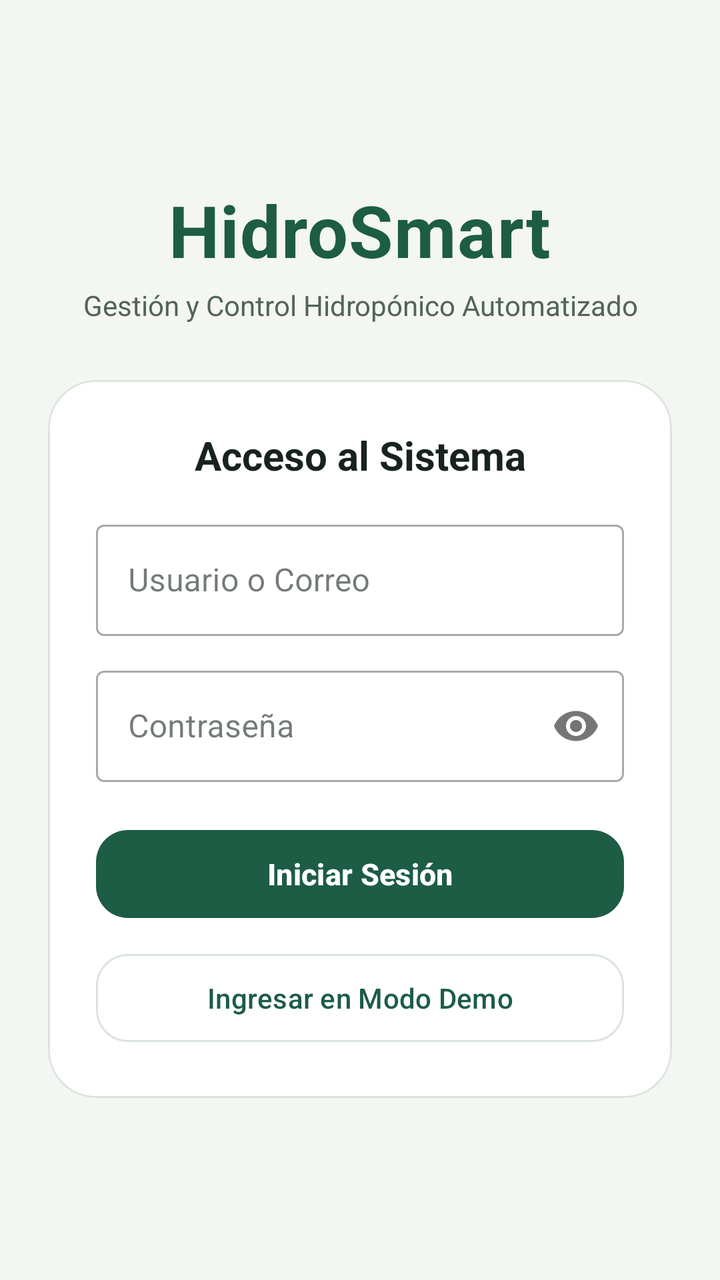
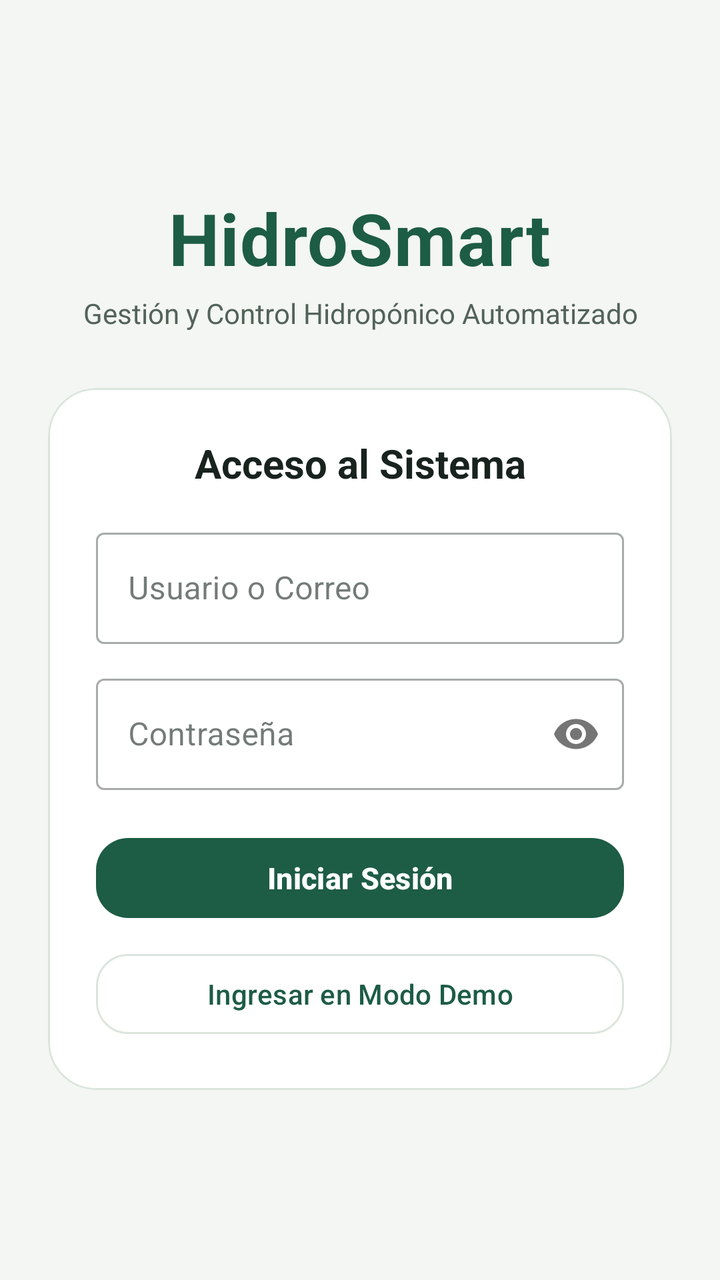

Before-and-after screenshots of an Android layout around one commit, followed by the original layout XML and the change that was made.
<!-- AndroidManifest.xml: application theme Theme.HidroSmart -->
<!-- res/layout/activity_login.xml -->
<?xml version="1.0" encoding="utf-8"?>
<ScrollView xmlns:android="http://schemas.android.com/apk/res/android"
    xmlns:app="http://schemas.android.com/apk/res-auto"
    android:id="@+id/login_root"
    android:layout_width="match_parent"
    android:layout_height="match_parent"
    android:background="@color/fondo_pantalla"
    android:fillViewport="true">

    <LinearLayout
        android:layout_width="match_parent"
        android:layout_height="wrap_content"
        android:gravity="center"
        android:orientation="vertical"
        android:padding="24dp">

        <TextView
            android:layout_width="wrap_content"
            android:layout_height="wrap_content"
            android:text="@string/app_name"
            android:textColor="@color/verde_primario"
            android:letterSpacing="0.01"
            android:textSize="36sp"
            android:textStyle="bold" />

        <TextView
            android:gravity="center"
            android:layout_width="match_parent"
            android:layout_height="wrap_content"
            android:layout_marginTop="4dp"
            android:text="@string/login_subtitulo"
            android:textColor="@color/texto_secundario"
            android:textSize="14sp" />

        <com.google.android.material.card.MaterialCardView
            android:layout_width="match_parent"
            android:layout_height="wrap_content"
            android:layout_marginTop="28dp"
            app:cardCornerRadius="24dp"
            app:cardElevation="0dp"
            app:strokeColor="@color/divisor"
            app:strokeWidth="1dp">

            <LinearLayout
                android:layout_width="match_parent"
                android:layout_height="wrap_content"
                android:orientation="vertical"
                android:padding="24dp">

                <TextView
            android:gravity="center"
                    android:layout_width="match_parent"
                    android:layout_height="wrap_content"
                    android:text="@string/login_titulo_acceso"
                    android:textColor="@color/texto_principal"
                    android:textSize="20sp"
                    android:textStyle="bold" />

                <com.google.android.material.textfield.TextInputLayout
                    android:layout_width="match_parent"
                    android:layout_height="wrap_content"
                    android:layout_marginTop="16dp"
                    android:hint="@string/login_usuario"
                    style="@style/Widget.MaterialComponents.TextInputLayout.OutlinedBox">

                    <com.google.android.material.textfield.TextInputEditText
                        android:id="@+id/etUsuario"
                        android:layout_width="match_parent"
                        android:layout_height="wrap_content"
                        android:inputType="textNoSuggestions"
                        android:maxLines="1" />
                </com.google.android.material.textfield.TextInputLayout>

                <com.google.android.material.textfield.TextInputLayout
                    android:layout_width="match_parent"
                    android:layout_height="wrap_content"
                    android:layout_marginTop="12dp"
                    android:hint="@string/login_contrasena"
                    app:passwordToggleEnabled="true"
                    style="@style/Widget.MaterialComponents.TextInputLayout.OutlinedBox">

                    <com.google.android.material.textfield.TextInputEditText
                        android:id="@+id/etContrasena"
                        android:layout_width="match_parent"
                        android:layout_height="wrap_content"
                        android:inputType="textPassword"
                        android:maxLines="1" />
                </com.google.android.material.textfield.TextInputLayout>

                
                <Button
                    android:id="@+id/btnIngresar"
                    android:layout_width="match_parent"
                    android:layout_height="52dp"
                    android:layout_marginTop="20dp"
                    android:text="@string/login_ingresar"
                    android:textSize="15sp"
                    android:textStyle="bold" />

                
                <Button
                    android:id="@+id/btnDemo"
                    style="?attr/materialButtonOutlinedStyle"
                    android:layout_width="match_parent"
                    android:layout_height="52dp"
                    android:layout_marginTop="10dp"
                    android:text="@string/login_modo_demo"
                    android:textSize="14sp" />

            </LinearLayout>
        </com.google.android.material.card.MaterialCardView>

    </LinearLayout>
</ScrollView>
<!-- resources referenced by this layout -->
<resources>
  <color name="divisor">#DCE5DD</color>
  <color name="fondo_pantalla">#F3F6F2</color>
  <color name="texto_principal">#18231D</color>
  <color name="texto_secundario">#53635A</color>
  <color name="verde_primario">#1D5C45</color>
  <string name="app_name">HidroSmart</string>
  <string name="login_contrasena">Contraseña</string>
  <string name="login_ingresar">Iniciar Sesión</string>
  <string name="login_modo_demo">Ingresar en Modo Demo</string>
  <string name="login_subtitulo">Gestión y Control Hidropónico Automatizado</string>
  <string name="login_titulo_acceso">Acceso al Sistema</string>
  <string name="login_usuario">Usuario o Correo</string>
  <style name="Theme.HidroSmart" parent="Base.Theme.HidroSmart" />
  <style name="Base.Theme.HidroSmart" parent="Theme.Material3.DayNight.NoActionBar">
          <item name="colorPrimary">@color/verde_primario</item>
          <item name="colorPrimaryVariant">@color/verde_primario_variante</item>
          <item name="colorOnPrimary">@color/white</item>
          <item name="colorPrimaryContainer">@color/verde_claro</item>
          <item name="colorOnPrimaryContainer">@color/verde_primario_variante</item>
          <item name="colorSecondary">@color/verde_secundario</item>
          <item name="colorOnSecondary">@color/white</item>
          <item name="colorSecondaryContainer">@color/verde_claro</item>
          <item name="colorOnSecondaryContainer">@color/verde_primario_variante</item>
          <item name="colorSurface">@color/superficie_tarjeta</item>
          <item name="colorOnSurface">@color/texto_principal</item>
          <item name="colorSurfaceVariant">@color/fondo_pantalla</item>
          <item name="colorOnSurfaceVariant">@color/texto_secundario</item>
          <item name="colorOutline">@color/divisor</item>
          <item name="colorError">@color/alerta_error</item>
          <item name="colorOnError">@color/white</item>
          <item name="materialCardViewStyle">@style/Widget.Hidro.Card</item>
          <item name="materialButtonStyle">@style/Widget.HidroSmart.Button</item>
          <item name="materialButtonOutlinedStyle">@style/Widget.HidroSmart.Button.Outlined</item>
          <item name="android:statusBarColor">@color/verde_primario</item>
          <item name="android:windowLightStatusBar">false</item>
          <item name="android:navigationBarColor">@color/fondo_pantalla</item>
          <item name="android:windowLightNavigationBar">true</item>
          <item name="android:windowBackground">@color/fondo_pantalla</item>
          <item name="android:windowActionModeOverlay">true</item>
      </style>
  <color name="verde_primario_variante">#123F30</color>
  <color name="white">#FFFFFFFF</color>
  <color name="verde_claro">#E5F1E9</color>
  <color name="verde_secundario">#417A62</color>
  <color name="superficie_tarjeta">#FFFFFF</color>
  <color name="alerta_error">#B3261E</color>
  <style name="Widget.Hidro.Card" parent="Widget.MaterialComponents.CardView">
          <item name="cardCornerRadius">20dp</item>
          <item name="cardElevation">0dp</item>
          <item name="cardBackgroundColor">@color/superficie_tarjeta</item>
          <item name="strokeWidth">1dp</item>
          <item name="strokeColor">@color/divisor</item>
      </style>
  <style name="Widget.HidroSmart.Button" parent="Widget.Material3.Button">
          <item name="cornerRadius">16dp</item>
          <item name="android:textAllCaps">false</item>
      </style>
  <style name="Widget.HidroSmart.Button.Outlined" parent="Widget.Material3.Button.OutlinedButton">
          <item name="cornerRadius">16dp</item>
          <item name="android:textAllCaps">false</item>
      </style>
</resources>

<!-- the commit's change to res/layout/activity_login.xml (unified diff, before → after) -->
@@ -91,18 +91,21 @@
                 <Button
                     android:id="@+id/btnIngresar"
                     android:layout_width="match_parent"
-                    android:layout_height="52dp"
+                    android:layout_height="wrap_content"
                     android:layout_marginTop="20dp"
                     android:text="@string/login_ingresar"
                     android:textSize="15sp"
-                    android:textStyle="bold" />
+                    android:textStyle="bold"
+                    android:minHeight="48dp"
+                    />
 
                 
                 <Button
                     android:id="@+id/btnDemo"
                     style="?attr/materialButtonOutlinedStyle"
                     android:layout_width="match_parent"
-                    android:layout_height="52dp"
+                    android:layout_height="wrap_content"
+                    android:minHeight="48dp"
                     android:layout_marginTop="10dp"
                     android:text="@string/login_modo_demo"
                     android:textSize="14sp" />
